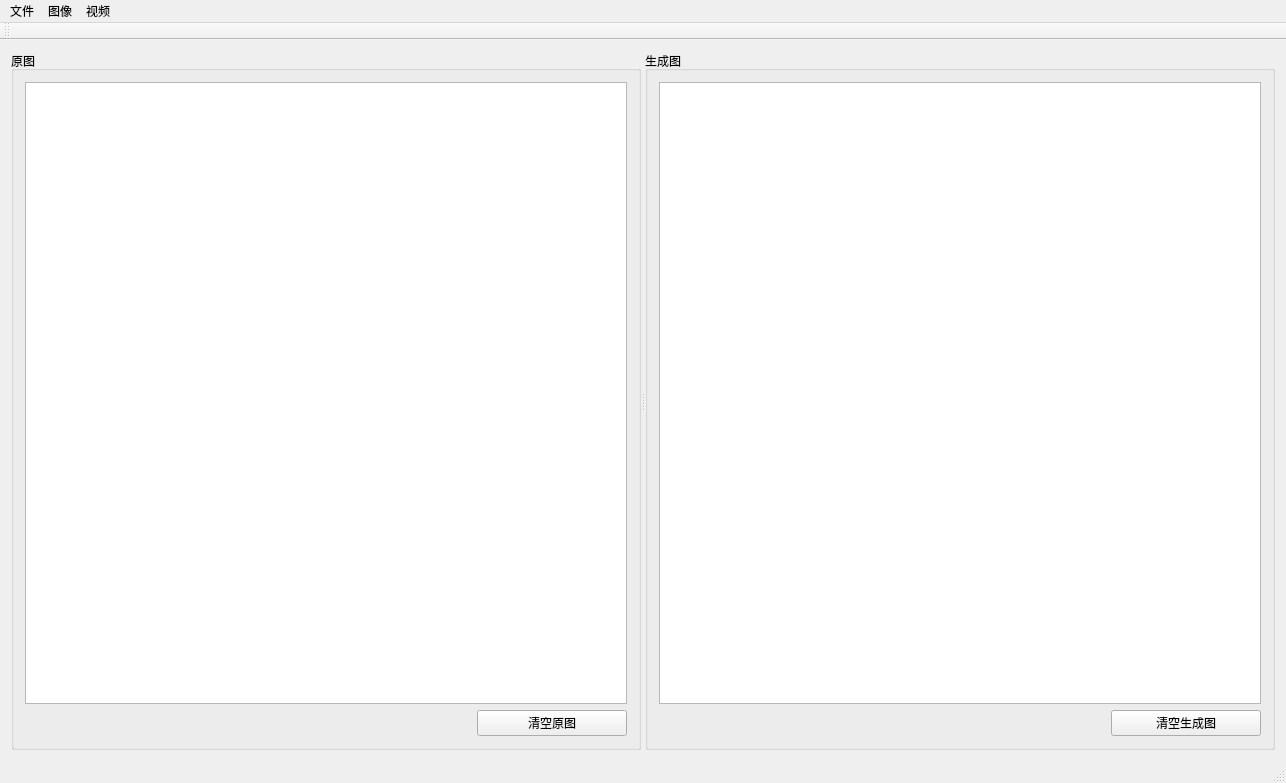
First picture: the form in mainwindow/mainwindow.ui, repository Narthill/Image_processing, before the edit.
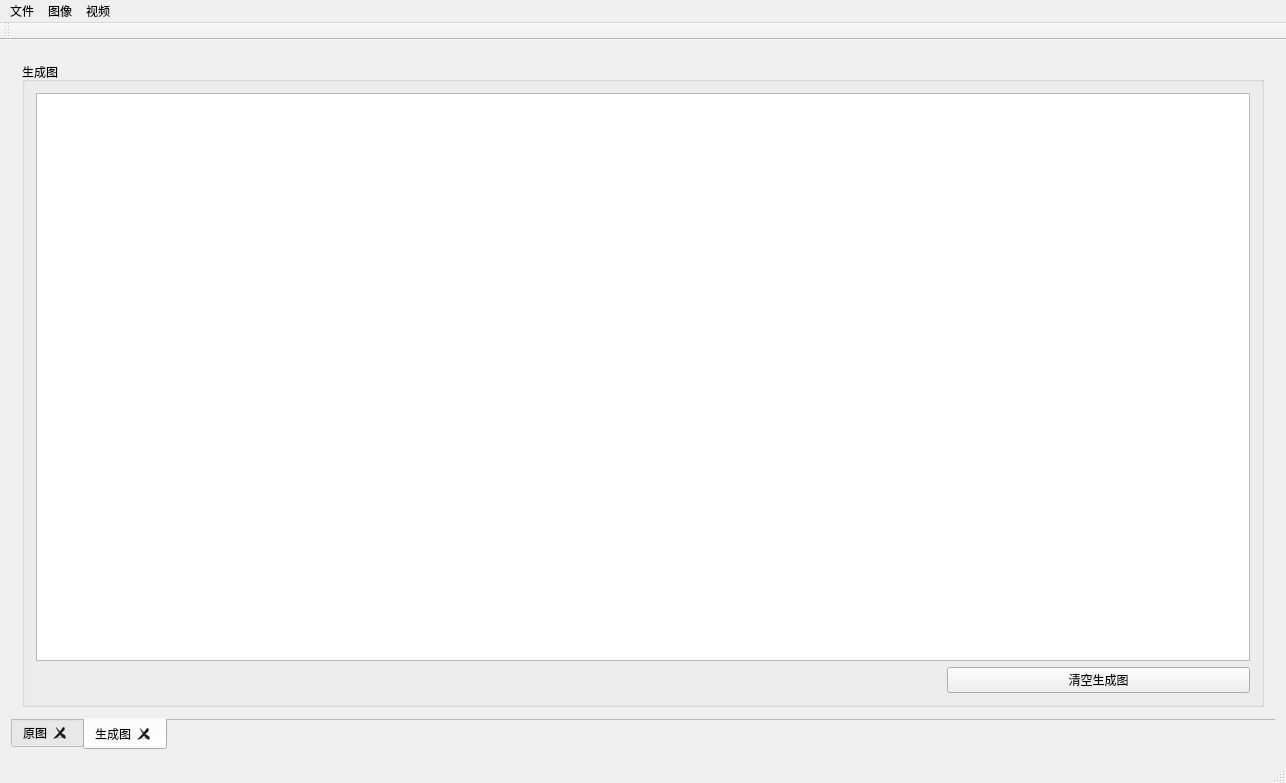
Second picture: the form after the edit.

Diff of the .ui file:
```diff
--- a/mainwindow/mainwindow.ui
+++ b/mainwindow/mainwindow.ui
@@ -14,12 +14,45 @@
    <string>图像视频处理</string>
   </property>
   <widget class="QWidget" name="centralWidget">
+   <layout class="QHBoxLayout" name="horizontalLayout_5">
+    <item>
+     <widget class="QTabWidget" name="tabWidget">
+      <property name="focusPolicy">
+       <enum>Qt::TabFocus</enum>
+      </property>
+      <property name="layoutDirection">
+       <enum>Qt::LeftToRight</enum>
+      </property>
+      <property name="tabPosition">
+       <enum>QTabWidget::South</enum>
+      </property>
+      <property name="tabShape">
+       <enum>QTabWidget::Rounded</enum>
+      </property>
+      <property name="currentIndex">
+       <number>1</number>
+      </property>
+      <property name="elideMode">
+       <enum>Qt::ElideLeft</enum>
+      </property>
+      <property name="documentMode">
+       <bool>true</bool>
+      </property>
+      <property name="tabsClosable">
+       <bool>true</bool>
+      </property>
+      <property name="movable">
+       <bool>true</bool>
+      </property>
+      <property name="tabBarAutoHide">
+       <bool>false</bool>
+      </property>
+      <widget class="QWidget" name="tab">
+       <attribute name="title">
+        <string>原图</string>
+       </attribute>
    <layout class="QHBoxLayout" name="horizontalLayout_3">
     <item>
-     <widget class="QSplitter" name="splitter">
-      <property name="orientation">
-       <enum>Qt::Horizontal</enum>
-      </property>
       <widget class="QGroupBox" name="groupBox_former">
        <property name="cursor">
         <cursorShape>ArrowCursor</cursorShape>
@@ -69,6 +102,15 @@
         </item>
        </layout>
       </widget>
+        </item>
+       </layout>
+      </widget>
+      <widget class="QWidget" name="tab_2">
+       <attribute name="title">
+        <string>生成图</string>
+       </attribute>
+       <layout class="QHBoxLayout" name="horizontalLayout_4">
+        <item>
       <widget class="QGroupBox" name="groupBox_res">
        <property name="title">
         <string>生成图</string>
@@ -109,6 +151,9 @@
         </item>
        </layout>
       </widget>
+        </item>
+       </layout>
+      </widget>
      </widget>
     </item>
    </layout>
```
Left out of the diff: 2 changed lines with no effect on the pictures. Lines whose indentation alone changed are shown as unchanged.
